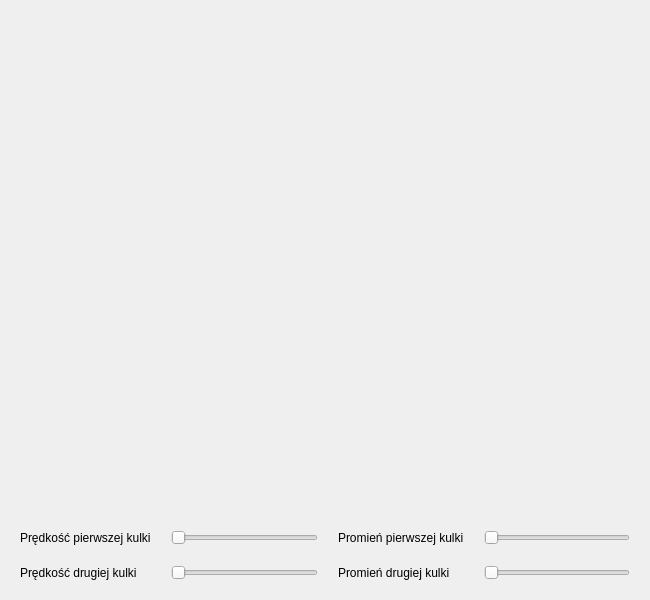
Before: the Qt Designer form ui/BallColider.ui in artudi54/Balls, drawn with Qt 5.
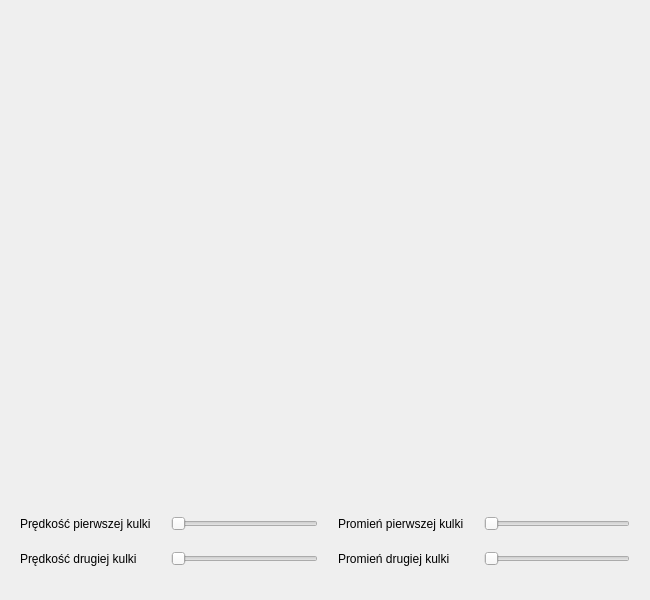
After: the same form once the commit is applied.

Commit message: Implemented ball move and colliding with walls

```diff
--- a/ui/BallColider.ui
+++ b/ui/BallColider.ui
@@ -2,6 +2,14 @@
 <ui version="4.0">
  <class>BallColider</class>
  <widget class="QWidget" name="BallColider">
+  <property name="geometry">
+   <rect>
+    <x>0</x>
+    <y>0</y>
+    <width>650</width>
+    <height>600</height>
+   </rect>
+  </property>
   <property name="minimumSize">
    <size>
     <width>650</width>
@@ -10,7 +18,7 @@
   </property>
   <property name="maximumSize">
    <size>
-    <width>16777215</width>
+    <width>650</width>
     <height>600</height>
    </size>
   </property>
@@ -35,6 +43,18 @@
    </property>
    <item>
     <widget class="QWidget" name="ballWidget" native="true">
+     <property name="minimumSize">
+      <size>
+       <width>610</width>
+       <height>430</height>
+      </size>
+     </property>
+     <property name="maximumSize">
+      <size>
+       <width>610</width>
+       <height>430</height>
+      </size>
+     </property>
      <property name="styleSheet">
       <string notr="true">QWidget {
 	background: &quot;white&quot;
@@ -107,7 +127,7 @@
         <number>10</number>
        </property>
        <property name="maximum">
-        <number>200</number>
+        <number>150</number>
        </property>
        <property name="orientation">
         <enum>Qt::Horizontal</enum>
@@ -120,7 +140,7 @@
         <number>10</number>
        </property>
        <property name="maximum">
-        <number>200</number>
+        <number>150</number>
        </property>
        <property name="orientation">
         <enum>Qt::Horizontal</enum>
```
The commit also changes 6 other files.
